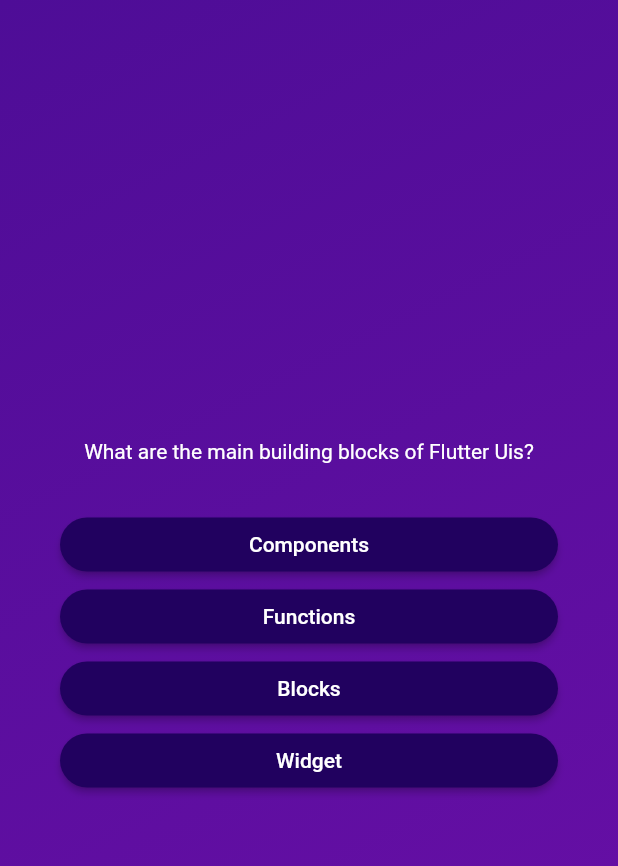
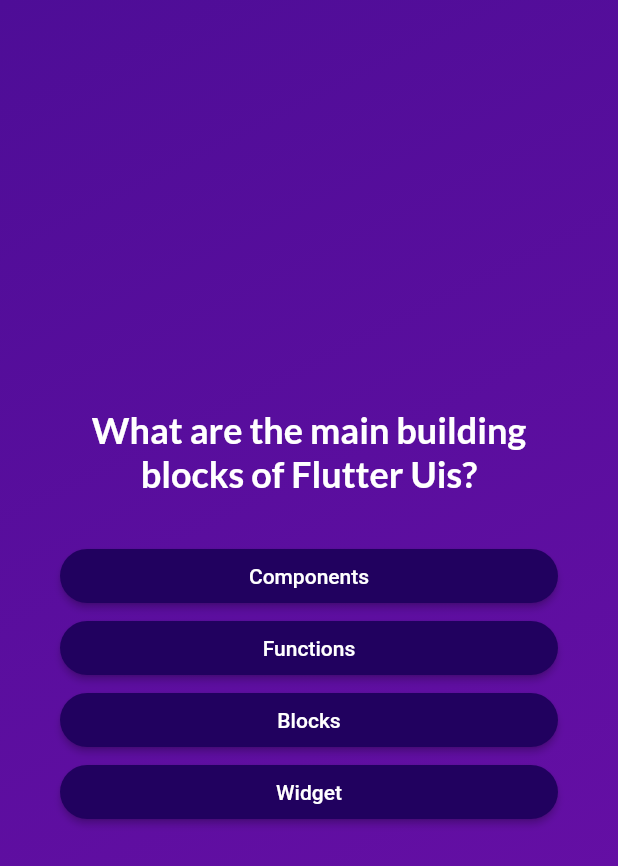
Before and after one commit to Md-Roni024/FLutter_Practice, a Flutter app: the screen it shows after launch, after a tap on "Start Quiz", on a phone screen of 412 x 824 dp. Shown: the top 866 px of the screen. Run offline on Flutter 3.47's test engine with Material 2 defaults, Android fonts, the phone set to English and light mode, and no system bars; our stand-ins replace google_fonts.

Commit message:
3.24 & 3.25 Centering the answer, install googlefonts and use googlefonts

```diff
--- a/lib/answer_button.dart
+++ b/lib/answer_button.dart
@@ -16,6 +16,9 @@ class AnswerButton extends StatelessWidget {
             foregroundColor: Colors.white,
             shape: RoundedRectangleBorder(
                 borderRadius: BorderRadius.circular(40))),
-        child: Text(answerText));
+        child: Text(
+          answerText,
+          textAlign: TextAlign.center,
+        ));
   }
 }
--- a/lib/questinons_screen.dart
+++ b/lib/questinons_screen.dart
@@ -1,4 +1,5 @@
 import 'package:flutter/material.dart';
+import 'package:google_fonts/google_fonts.dart';
 import 'package:second_project/answer_button.dart';
 import 'package:second_project/data/questions.dart';
 
@@ -11,9 +12,16 @@ class QuestionsScreen extends StatefulWidget {
 }
 
 class _QuestionScreenState extends State<QuestionsScreen> {
+  var currentQuestionIndex = 0;
+  void answerQuestion() {
+    setState(() {
+      currentQuestionIndex++;
+    });
+  }
+
   @override
   Widget build(context) {
-    final currentQuestion = questions[0];
+    final currentQuestion = questions[currentQuestionIndex];
 
     return SizedBox(
       width: double.infinity,
@@ -25,14 +33,15 @@ class _QuestionScreenState extends State<QuestionsScreen> {
           children: [
             Text(
               currentQuestion.text,
-              style: const TextStyle(
-                color: Colors.white,
-              ),
+              style: GoogleFonts.lato(
+                  fontSize: 24,
+                  fontWeight: FontWeight.bold,
+                  color: Colors.white),
               textAlign: TextAlign.center,
             ),
             const SizedBox(height: 30),
             ...currentQuestion.getShuffledAnswers().map((answer) {
-              return AnswerButton(answerText: answer, onTap: () {});
+              return AnswerButton(answerText: answer, onTap: answerQuestion);
             })
           ],
         ),
--- a/pubspec.yaml
+++ b/pubspec.yaml
@@ -35,6 +35,7 @@ dependencies:
   # The following adds the Cupertino Icons font to your application.
   # Use with the CupertinoIcons class for iOS style icons.
   cupertino_icons: ^1.0.2
+  google_fonts: ^6.1.0
 
 dev_dependencies:
   flutter_test:
```
Also changed, not shown: pubspec.lock, 1 other file.
